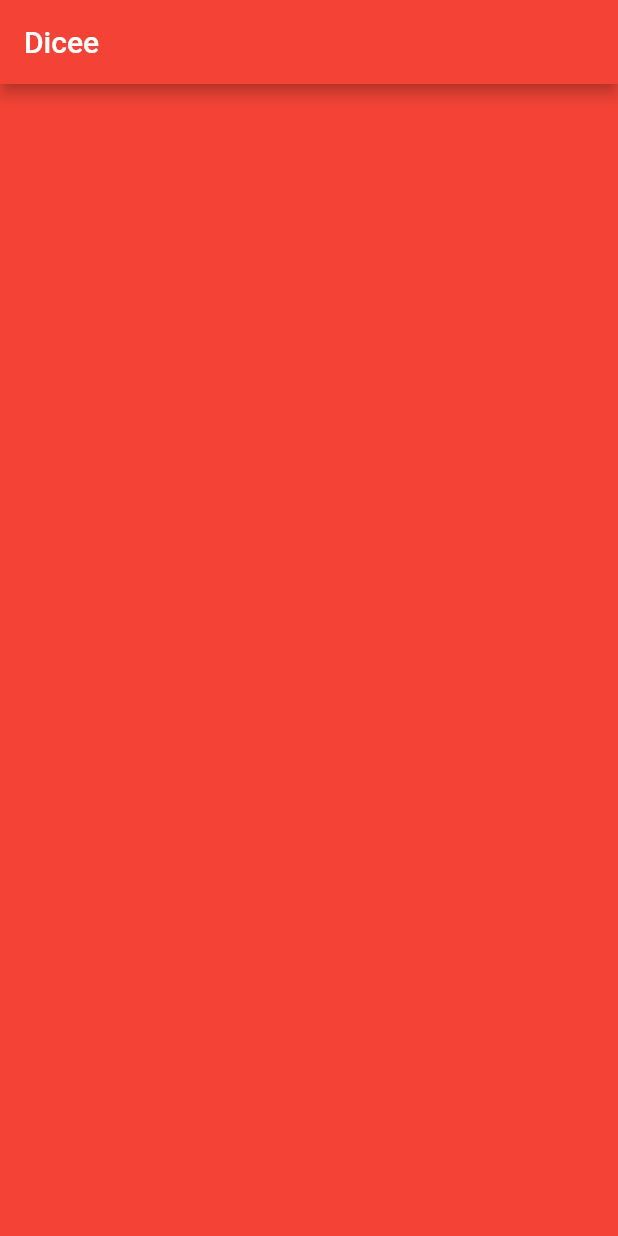
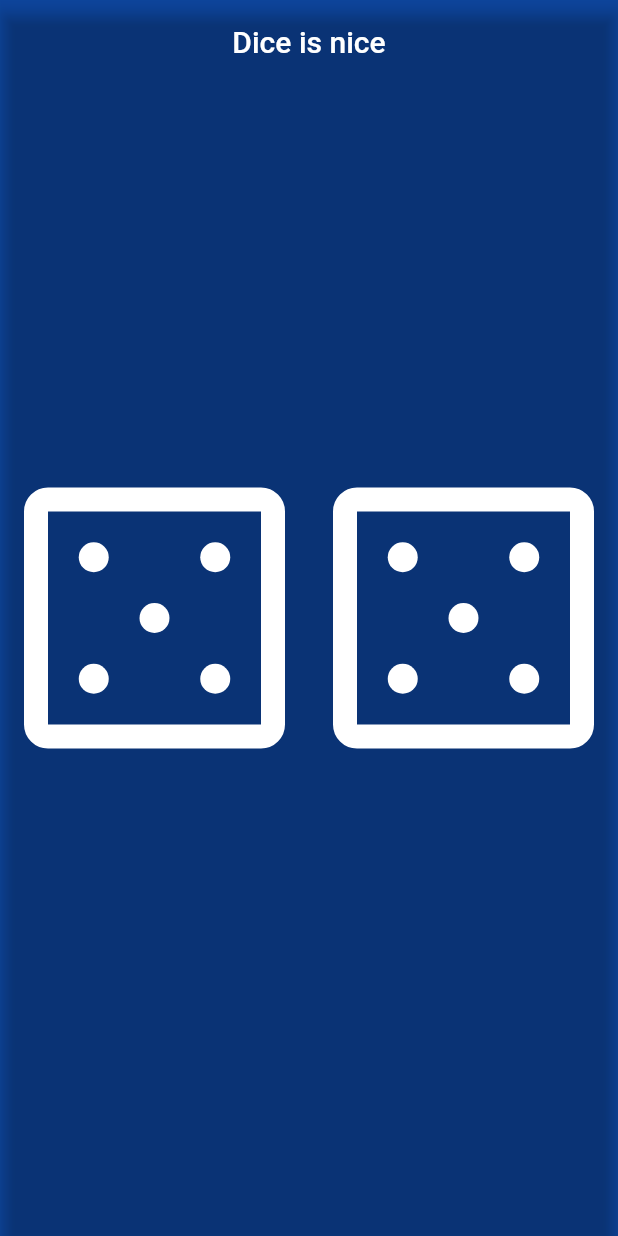
Before and after one commit to neddstarkk/dice, a Flutter app: the screen it shows after launch, on a phone screen of 412 x 824 dp. Run offline on Flutter 3.47's test engine with Material 2 defaults, Android fonts, the phone set to English and light mode, and no system bars.

Commit message:
dice: Remove image assets, draw elements instead
- It's a lot more efficient to draw things using flutter
  components than looking up assetBundle over and over.
- The approach could probably be improved, but it replicates
  older functionality and design and doesn't seems to show
  better results in the profiler.

Signed-off-by: Kshitij Gupta <kshitijgm@gmail.com>

```diff
--- a/lib/main.dart
+++ b/lib/main.dart
@@ -1,23 +1,168 @@
 import 'package:flutter/material.dart';
+import 'package:collection/collection.dart';
+import 'dart:math';
 
-void main() {
-  return runApp(
-    MaterialApp(
-      home: Scaffold(
-        backgroundColor: Colors.red,
-        appBar: AppBar(
-          title: Text('Dicee'),
-          backgroundColor: Colors.red,
+void main() => runApp(AppRoot());
+
+class AppRoot extends StatelessWidget {
+  @override
+  Widget build(BuildContext context) => MaterialApp(
+        home: Scaffold(
+          backgroundColor: Colors.blue.shade900,
+          appBar: null,
+          body: DicePage(),
         ),
-        body: DicePage(),
-      ),
-    ),
-  );
+      );
 }
 
-class DicePage extends StatelessWidget {
+class DicePage extends StatefulWidget {
+  @override
+  _DicePageState createState() => _DicePageState();
+}
+
+class _DicePageState extends State<DicePage> {
+  int leftDiceNumber;
+  int rightDiceNumber;
+
+  @override
+  void initState() {
+    leftDiceNumber = _randDice;
+    rightDiceNumber = _randDice;
+    super.initState();
+  }
+
+  @override
+  Widget build(BuildContext context) => Stack(
+        children: <Widget>[
+          AppBar(
+            backgroundColor: Colors.transparent,
+            title: Text('Dice is nice'),
+            centerTitle: true,
+          ),
+          Center(
+            child: Row(
+              children: <Widget>[
+                Expanded(
+                  child: GestureDetector(
+                    onTap: () => setState(() => leftDiceNumber = _randDice),
+                    child: _imgButton(leftDiceNumber),
+                  ),
+                ),
+                Expanded(
+                  child: GestureDetector(
+                    onTap: () => setState(() => rightDiceNumber = _randDice),
+                    child: _imgButton(rightDiceNumber),
+                  ),
+                )
+              ],
+            ),
+          ),
+        ],
+      );
+
+  int get _randDice => Random().nextInt(6) + 1;
+
+  Widget _imgButton(int diceNo) => CustomDice(diceNo: diceNo);
+}
+
+class CustomDice extends StatelessWidget {
+  final int diceNo;
+  final List<List<bool>> _grid = [
+    [true, false, true],
+    [true, true, true],
+    [true, false, true],
+  ];
+
+  final Map _data = {
+    1: [
+      [1, 1]
+    ],
+    2: [
+      [2, 0],
+      [0, 2]
+    ],
+    3: [
+      [2, 0],
+      [0, 2],
+      [1, 1]
+    ],
+    4: [
+      [2, 0],
+      [0, 2],
+      [2, 2],
+      [0, 0]
+    ],
+    5: [
+      [2, 0],
+      [0, 2],
+      [2, 2],
+      [0, 0],
+      [1, 1]
+    ],
+    6: [
+      [2, 0],
+      [0, 2],
+      [2, 2],
+      [0, 0],
+      [1, 0],
+      [1, 2]
+    ],
+  };
+
+  CustomDice({@required this.diceNo}) : assert(diceNo >= 1 && diceNo <= 6);
+
   @override
   Widget build(BuildContext context) {
-    return Container();
+    List<Widget> rows = [];
+    for (int i = 0; i < _grid.length; i++) {
+      List<Widget> tmp = [];
+      for (int j = 0; j < _grid[i].length; j++) {
+        tmp.add(Opacity(
+          opacity: _grid[i][j] && opacity(i, j) ? 1 : 0,
+          child: _diceIndicator,
+        ));
+      }
+      rows.add(Row(
+        mainAxisAlignment: MainAxisAlignment.spaceEvenly,
+        children: tmp,
+      ));
+    }
+    Widget col = Column(
+      mainAxisAlignment: MainAxisAlignment.spaceEvenly,
+      children: rows,
+    );
+    return Padding(
+      padding: const EdgeInsets.all(16.0),
+      child: LayoutBuilder(
+        builder: (context, constraints) => Container(
+            width: constraints.maxWidth,
+            height: constraints.maxWidth,
+            decoration: BoxDecoration(
+              borderRadius: BorderRadius.circular(16.0),
+              border: Border.all(color: Colors.white, width: 16.0),
+            ),
+            child: Center(child: col)),
+      ),
+    );
   }
+
+  bool opacity(int i, int j) {
+    bool ret = false;
+    for (List x in _data[diceNo]) {
+      if (ListEquality().equals(x, [i, j])) {
+        ret = true;
+        break;
+      }
+    }
+    return ret;
+  }
+
+  Widget get _diceIndicator => Container(
+        decoration: BoxDecoration(
+          color: Colors.white,
+          borderRadius: BorderRadius.circular(20.0),
+        ),
+        width: 20.0,
+        height: 20.0,
+      );
 }
--- a/pubspec.yaml
+++ b/pubspec.yaml
@@ -9,7 +9,6 @@ environment:
 dependencies:
   flutter:
     sdk: flutter
-
   cupertino_icons: ^0.1.2
 
 dev_dependencies:
@@ -17,8 +16,4 @@ dev_dependencies:
     sdk: flutter
 
 flutter:
-
   uses-material-design: true
-
-  assets:
-  - images/
```
Also changed, not shown: images/dice1.png (deleted), images/dice2.png (deleted), images/dice3.png (deleted), images/dice4.png (deleted), images/dice5.png (deleted), images/dice6.png (deleted).
